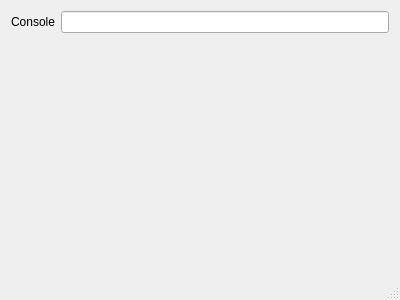
Before: the Qt Designer form app/mainwindow.ui in sammy8806/x32-footswitch, drawn with Qt 5.
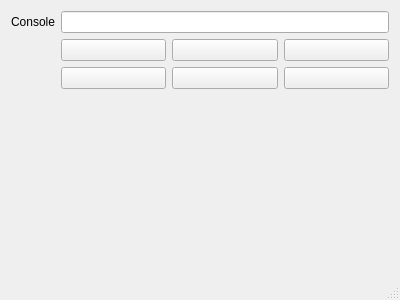
After: the same form once the commit is applied.

What changed in the file:
```diff
--- a/app/mainwindow.ui
+++ b/app/mainwindow.ui
@@ -29,6 +29,88 @@
       </property>
      </widget>
     </item>
+    <item row="1" column="1">
+     <layout class="QGridLayout" name="pageA">
+      <item row="0" column="0">
+       <widget class="QPushButton" name="btn5">
+        <property name="text">
+         <string/>
+        </property>
+        <property name="checkable">
+         <bool>false</bool>
+        </property>
+        <property name="flat">
+         <bool>false</bool>
+        </property>
+       </widget>
+      </item>
+      <item row="0" column="1">
+       <widget class="QPushButton" name="btn6">
+        <property name="text">
+         <string/>
+        </property>
+        <property name="checkable">
+         <bool>false</bool>
+        </property>
+        <property name="flat">
+         <bool>false</bool>
+        </property>
+       </widget>
+      </item>
+      <item row="0" column="2">
+       <widget class="QPushButton" name="btn7">
+        <property name="text">
+         <string/>
+        </property>
+        <property name="checkable">
+         <bool>false</bool>
+        </property>
+        <property name="flat">
+         <bool>false</bool>
+        </property>
+       </widget>
+      </item>
+      <item row="1" column="0">
+       <widget class="QPushButton" name="btn8">
+        <property name="text">
+         <string/>
+        </property>
+        <property name="checkable">
+         <bool>false</bool>
+        </property>
+        <property name="flat">
+         <bool>false</bool>
+        </property>
+       </widget>
+      </item>
+      <item row="1" column="1">
+       <widget class="QPushButton" name="btn9">
+        <property name="text">
+         <string/>
+        </property>
+        <property name="checkable">
+         <bool>false</bool>
+        </property>
+        <property name="flat">
+         <bool>false</bool>
+        </property>
+       </widget>
+      </item>
+      <item row="1" column="2">
+       <widget class="QPushButton" name="btn10">
+        <property name="text">
+         <string/>
+        </property>
+        <property name="checkable">
+         <bool>false</bool>
+        </property>
+        <property name="flat">
+         <bool>false</bool>
+        </property>
+       </widget>
+      </item>
+     </layout>
+    </item>
    </layout>
   </widget>
   <widget class="QStatusBar" name="statusBar"/>
```
